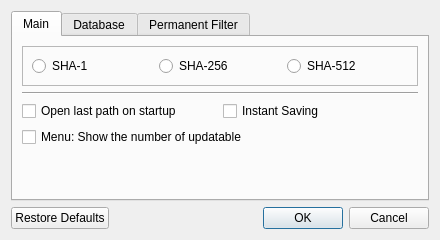
Qt form src/dialogsettings.ui (artemvlas/veretino) before a commit.
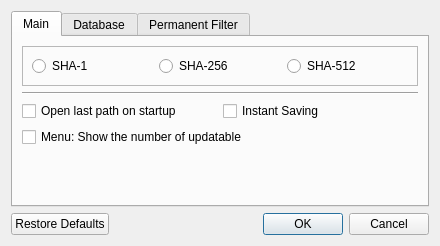
The same form after that commit.

Commit message: [DialogSettings] slight tooltip impr.

Diff of the .ui file:
```diff
--- a/src/dialogsettings.ui
+++ b/src/dialogsettings.ui
@@ -7,7 +7,7 @@
     <x>0</x>
     <y>0</y>
     <width>440</width>
-    <height>240</height>
+    <height>246</height>
    </rect>
   </property>
   <property name="windowTitle">
```
Left out of the diff: 30 changed lines with no effect on the pictures.
